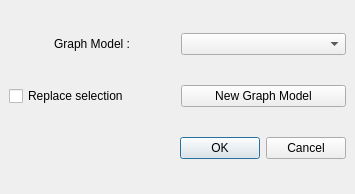
Old version of the form src/visualea/resources/tofactory.ui in the repository openalea/visualea.
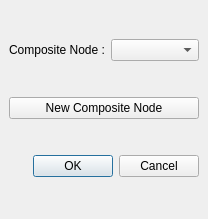
New version of the form. Icons and pictures are not drawn.

Commit message: Search result display the correct icon In and out node are not displayed if useless Change menu entry Create a new factory if when grouping selection

Patch:
```diff
--- a/src/visualea/resources/tofactory.ui
+++ b/src/visualea/resources/tofactory.ui
@@ -5,8 +5,8 @@
    <rect>
     <x>0</x>
     <y>0</y>
-    <width>355</width>
-    <height>194</height>
+    <width>208</width>
+    <height>219</height>
    </rect>
   </property>
   <property name="windowTitle" >
@@ -36,7 +36,7 @@
         <enum>Qt::LeftToRight</enum>
        </property>
        <property name="text" >
-        <string>Graph Model :</string>
+        <string>Composite Node :</string>
        </property>
        <property name="scaledContents" >
         <bool>true</bool>
@@ -59,17 +59,10 @@
      <property name="spacing" >
       <number>6</number>
      </property>
-     <item>
-      <widget class="QCheckBox" name="selectionBox" >
-       <property name="text" >
-        <string>Replace selection</string>
-       </property>
-      </widget>
-     </item>
      <item>
       <widget class="QPushButton" name="newFactoryButton" >
        <property name="text" >
-        <string>New Graph Model</string>
+        <string>New Composite Node</string>
        </property>
       </widget>
      </item>
```
Left out of the diff: 2 changed lines with no effect on the pictures. The commit also changes 12 other files.
